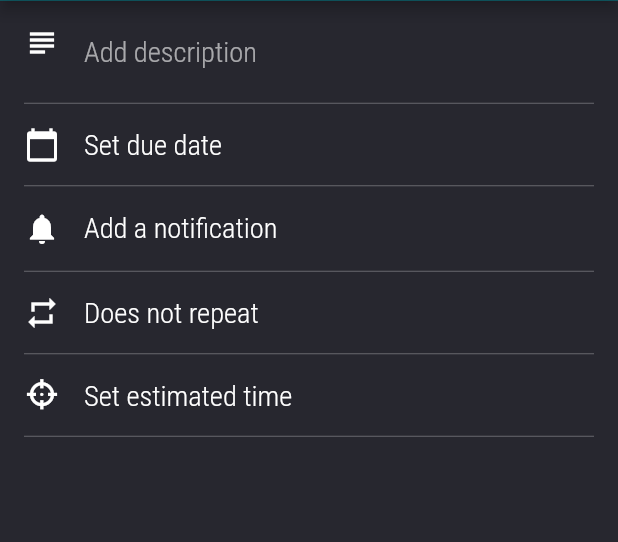
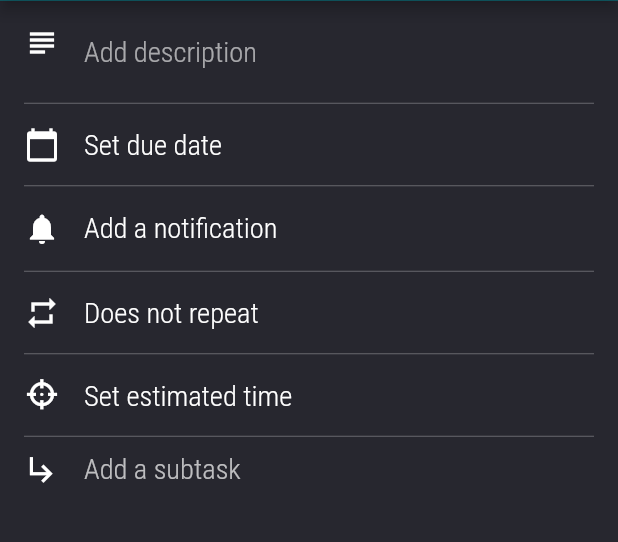
Before and after one commit to Tobolov/np-time, a Flutter app: the TaskMutation screen opened by its route, on a phone screen of 412 x 824 dp, the part 136-678 px from its top. Run offline on Flutter 3.47's test engine with Material 2 defaults, Android fonts, the phone set to English and light mode, and no system bars; our stand-ins replace rxdart, sqflite; missing offline and left inert: grec_minimal; accounts and stored records are empty.

Commit message:
Fixed adding subtasks

```diff
--- a/lib/main.dart
+++ b/lib/main.dart
@@ -20,7 +20,7 @@ class MyApp extends StatelessWidget {
   @override
   Widget build(BuildContext context) {
     if (isInDebugMode) {
-      DBProvider.db.deleteDB(); //todo REMOVE THIS
+      //DBProvider.db.deleteDB(); //todo REMOVE THIS
     }
     return MaterialApp(
         //debugShowCheckedModeBanner: false,
--- a/lib/models/subtask.dart
+++ b/lib/models/subtask.dart
@@ -20,6 +20,10 @@ class Subtask {
   List<LoggedTime> loggedTimes;
 
   Duration get totalLoggedTime => _calculateTotalLoggedTime();
+  static Subtask get empty => Subtask(
+        estimatedTime: Duration(seconds: 0),
+        name: '',
+      );
 
   Subtask({
     this.id,
@@ -34,15 +38,16 @@ class Subtask {
       taskId: json['taskId'],
       name: json['name'],
       estimatedTime: Duration(seconds: json['estimatedTime']),
-        loggedTimes: new List<LoggedTime>.from(json['loggedTimes'].map((loggedTime) => LoggedTime.fromMap(loggedTime)))
-    );
+      loggedTimes: new List<LoggedTime>.from(
+          json['loggedTimes'].map((loggedTime) => LoggedTime.fromMap(loggedTime))));
 
   Map<String, dynamic> toMap() => {
         'id': id,
         'taskId': taskId,
         'name': name,
         'estimatedTime': estimatedTime.inSeconds,
-        'loggedTimes': new List<dynamic>.from(loggedTimes.map((loggedTime) => loggedTime.toMap()))
+        'loggedTimes':
+            new List<dynamic>.from(loggedTimes.map((loggedTime) => loggedTime.toMap()))
       };
 
   Duration _calculateTotalLoggedTime() {
--- a/lib/pages/task_mutation/task_mutation.dart
+++ b/lib/pages/task_mutation/task_mutation.dart
@@ -139,7 +139,7 @@ class _TaskMutationState extends State<TaskMutation> {
         _buildDivider(context),
         _buildEstimatedTimeRow(context),
         _buildDivider(context),
-        //_buildSubtasksRow(context),
+        _buildSubtasksRow(context),
       ],
     );
   }
@@ -148,12 +148,12 @@ class _TaskMutationState extends State<TaskMutation> {
 //                                    Shared
 //=======================================================================================
 
-  TextStyle _buildTextStyle(BuildContext context) {
+  TextStyle _buildTextStyle(BuildContext context, {Color color}) {
     return TextStyle(
       fontSize: 19,
       fontFamily: 'RobotoCondensed',
       fontWeight: FontWeight.w300,
-      color: CustomTheme.textPrimary,
+      color: color ?? CustomTheme.textPrimary,
     );
   }
 
@@ -192,15 +192,16 @@ class _TaskMutationState extends State<TaskMutation> {
   }
 
   void _displayEstimatedTimeDialog(BuildContext context,
-      {Function(Duration) onSelected}) {
+      {@required Function(Duration) onSelected,
+      Duration initalDuration = Duration.zero}) {
     showDialog<void>(
       context: context,
       barrierDismissible: false, // user must tap button!
       builder: (BuildContext context) => DialSelector(
             title: 'Estimated Time',
             initalDialValues: <int>[
-              _task.estimatedDuration.inMinutes ~/ 60,
-              _task.estimatedDuration.inMinutes % 60,
+              initalDuration.inMinutes ~/ 60,
+              initalDuration.inMinutes % 60,
             ],
             onSelected: (List<int> dialValues) => onSelected(
                   Duration(
@@ -660,10 +661,12 @@ class _TaskMutationState extends State<TaskMutation> {
 //=======================================================================================
   Widget _buildEstimatedTimeRow(BuildContext context) {
     String estimatedDurationLabel;
+    Color estimatedDurationLabelColor = CustomTheme.textPrimary;
 
     // display estimated duration directly if not simple task
     if (_task.subtasks[0].name != '__simple__') {
       estimatedDurationLabel = _task.estimatedDurationString();
+      estimatedDurationLabelColor = CustomTheme.textDisabled;
     } else {
       // if task estimated duration not set
       if (_task.estimatedDuration == Duration.zero) {
@@ -687,7 +690,7 @@ class _TaskMutationState extends State<TaskMutation> {
                 padding: EdgeInsets.symmetric(vertical: 6),
                 child: Text(
                   estimatedDurationLabel,
-                  style: _buildTextStyle(context),
+                  style: _buildTextStyle(context, color: estimatedDurationLabelColor),
                 ),
               ),
               onTap: () => _selectSimpleEstimatedTime(context),
@@ -707,7 +710,7 @@ class _TaskMutationState extends State<TaskMutation> {
     }
     _displayEstimatedTimeDialog(context, onSelected: (Duration duration) {
       setState(() => _task.subtasks[0].estimatedTime = duration);
-    });
+    }, initalDuration: _task.estimatedDuration);
   }
 
 //=======================================================================================
@@ -724,63 +727,104 @@ class _TaskMutationState extends State<TaskMutation> {
             margin: EdgeInsets.only(right: 16),
             child: Icon(CustomIcons.subdirectory_arrow_right),
           ),
-          _buildSubtasksList(),
+          Expanded(
+            child: Column(
+              crossAxisAlignment: CrossAxisAlignment.start,
+              children: _buildSubtasksList(),
+            ),
+          ),
         ],
       ),
     );
   }
 
-  Widget _buildSubtasksList() {
-    return ListView.builder(
-      itemBuilder: (BuildContext context, int index) {
-        return Container(
+  List<Widget> _buildSubtasksList() {
+    List<Widget> widgets = [];
+
+    bool simpleTask = _task.subtasks[0].name == '__simple__';
+
+    if (!simpleTask) {
+      // add the subtasks
+      for (int index = 0; index < _task.subtasks.length; index++) {
+        widgets.add(
+          Container(
+            margin: EdgeInsets.only(bottom: 16),
+            child: IntrinsicHeight(
               child: Row(
+                crossAxisAlignment: CrossAxisAlignment.stretch,
                 children: <Widget>[
                   Container(
                     margin: EdgeInsets.only(right: 16),
-                width: 1,
+                    width: 1.5,
                     color: CustomTheme.textDisabled,
                   ),
-              Expanded(
-                child: Column(
+                  Expanded(child: _buildSubtaskCenterContent(index)),
+                  GestureDetector(
+                      child: Container(
+                        margin: EdgeInsets.symmetric(horizontal: 16),
+                        child: Icon(Icons.close),
+                      ),
+                      onTap: () => setState(() => _task.removeSubtaskAt(index)))
+                ],
+              ),
+            ),
+          ),
+        );
+      }
+    }
+
+    // add the 'Add subtask' button
+    widgets.add(
+      GestureDetector(
+        child: Container(
+          padding: EdgeInsets.symmetric(vertical: 0),
+          child: Text(
+            simpleTask ? 'Add a subtask' : 'Add another subtask',
+            style: TextStyle(
+              fontSize: 19,
+              fontFamily: 'RobotoCondensed',
+              fontWeight: FontWeight.w300,
+              color: simpleTask == 0
+                  ? CustomTheme.textPrimary
+                  : CustomTheme.textSecondary,
+            ),
+          ),
+        ),
+        onTap: () => setState(() => _task.addEmptySubtask()),
+      ),
+    );
+
+    return widgets;
+  }
+
+  Widget _buildSubtaskCenterContent(int index) {
+    return Column(
+      mainAxisAlignment: MainAxisAlignment.center,
       children: <Widget>[
-                    TextFormField(
+        Container(
+          padding: EdgeInsets.only(bottom: 6),
+          child: TextFormField(
             initialValue: _task.subtasks[index].name ?? '',
             style: _buildTextStyle(context),
+            minLines: 1,
+            maxLines: 3,
             decoration: InputDecoration(
               hintText: 'Subtitle name',
               border: InputBorder.none,
               helperStyle: _buildErrorTextStyle(),
               errorStyle: _buildErrorTextStyle(),
-                        contentPadding: EdgeInsets.symmetric(vertical: 6),
+              contentPadding: EdgeInsets.only(top: 6),
             ),
             onSaved: (value) {
               setState(() {
                 _task.subtasks[index].name = value ?? '';
               });
             },
-                      validator: (value) =>
-                          value.isEmpty ? 'Subtask name can\'t be empty' : null,
+            validator: (value) => value.isEmpty ? 'Subtask name can\'t be empty' : null,
+          ),
         ),
         _buildSubtaskEstimatedTime(context, index),
       ],
-                ),
-              ),
-              GestureDetector(
-                child: Container(
-                  margin: EdgeInsets.symmetric(horizontal: 16),
-                  child: Icon(Icons.close),
-                ),
-                onTap: () {
-                  setState(() {
-                    _task.subtasks.removeAt(index);
-                  });
-                },
-              )
-            ],
-          ),
-        );
-      },
     );
   }
 
--- a/lib/widgets/dial_selector.dart
+++ b/lib/widgets/dial_selector.dart
@@ -30,7 +30,7 @@ class _DialSelectorState extends State<DialSelector> {
   @override
   void initState() {
     super.initState();
-    dialValues = widget.initalDialValues;
+    dialValues = List<int>.from(widget.initalDialValues);
   }
 
   @override
```
Also changed, not shown: lib/models/task.dart (+27 -1 lines). Lines whose indentation alone changed are shown as unchanged.
